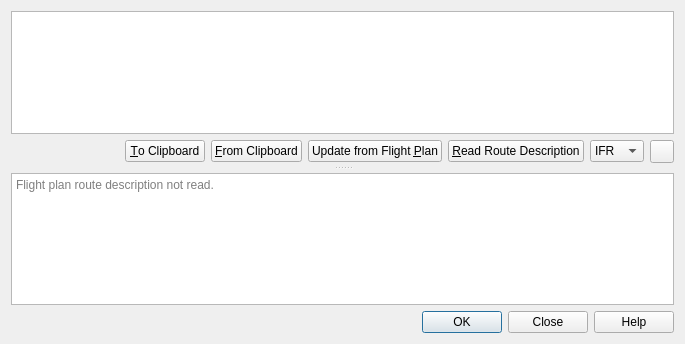
This is src/route/routestringdialog.ui in albar965/littlenavmap as Qt 5 draws it before an edit. The edited form follows.
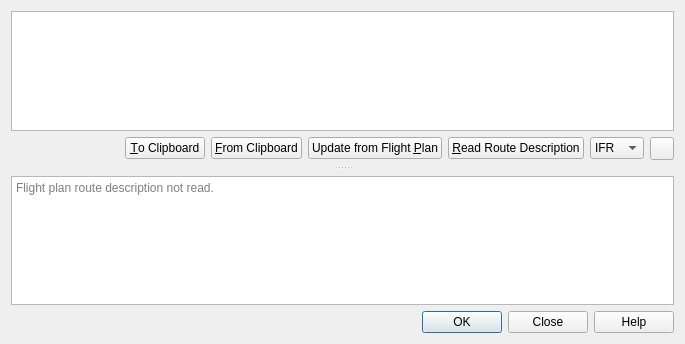
This is the edited form. Icons and pictures are not drawn.

Commit message: Using extra icon and background color to make splitter in route string dialog better visible. Now preventing collapsing of upper part in route string dialog to avoid confusion.

```diff
--- a/src/route/routestringdialog.ui
+++ b/src/route/routestringdialog.ui
@@ -29,7 +29,7 @@
       <enum>Qt::Vertical</enum>
      </property>
      <property name="handleWidth">
-      <number>10</number>
+      <number>16</number>
      </property>
      <widget class="QWidget" name="verticalLayoutWidget">
       <layout class="QVBoxLayout" name="verticalLayoutRouteStringTop">
```
The commit also changes 3 other files.
